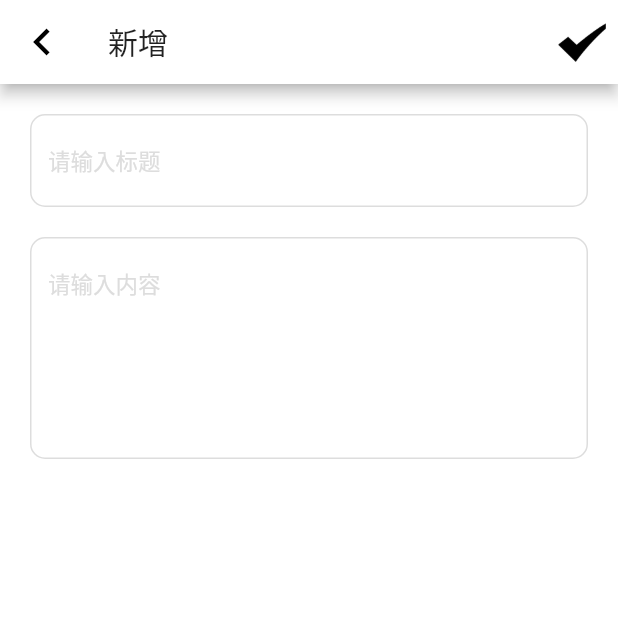
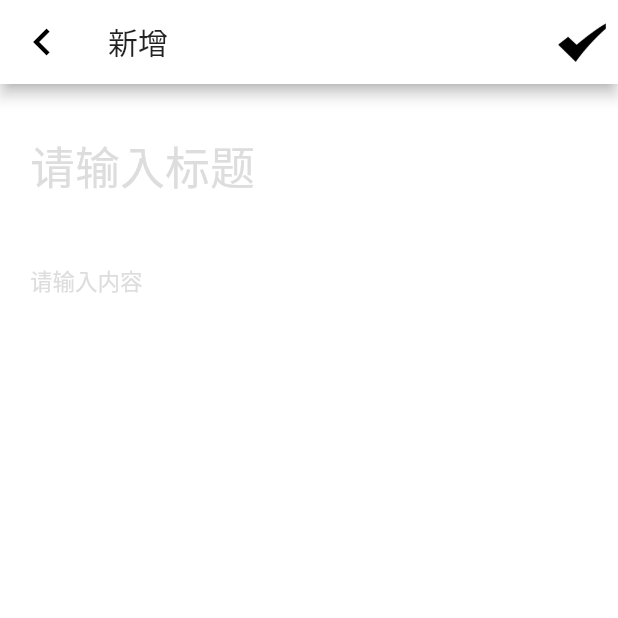
Before and after one commit to pushinl/Todo_Flutter, a Flutter app: the screen it shows after launch, item 3 of the bottom bar chosen, after a tap on the "add" icon, on a phone screen of 412 x 824 dp, the top half of it. Run offline on Flutter 3.47's test engine with Material 2 defaults, Android fonts, the phone set to English and light mode, and no system bars; our stand-ins replace sqflite, toast; missing offline and left inert: flutter_picker, r_calendar; accounts and stored records are empty.

Commit message:
[add] 自动化数据库（x

```diff
--- a/lib/pages/notepage/WriteNotePage.dart
+++ b/lib/pages/notepage/WriteNotePage.dart
@@ -78,7 +78,7 @@ class _WriteNotePageState extends State<WriteNotePage> {
               child: ListView(
                 children: [
                   TextField(
-                    style: TextStyle(fontSize: 15),
+                    style: TextStyle(fontSize: 30),
                     cursorColor: ColorUtils.color_black,
                     controller: title,
                     decoration: buildInputDecoration("请输入标题"),
@@ -110,13 +110,14 @@ class _WriteNotePageState extends State<WriteNotePage> {
 
   InputDecoration buildInputDecoration(text) {
     return InputDecoration(
-        enabledBorder: OutlineInputBorder(
-            borderSide: BorderSide(color: ColorUtils.color_grey_dd),
-            borderRadius: BorderRadius.all(Radius.circular(10))),
-        focusedBorder: OutlineInputBorder(
-            borderSide: BorderSide(color: ColorUtils.color_grey_dd),
-            borderRadius: BorderRadius.all(Radius.circular(10))),
+        // enabledBorder: OutlineInputBorder(
+        //     borderSide: BorderSide(color: ColorUtils.color_grey_dd),
+        //     borderRadius: BorderRadius.all(Radius.circular(10))),
+        // focusedBorder: OutlineInputBorder(
+        //     borderSide: BorderSide(color: ColorUtils.color_grey_dd),
+        //     borderRadius: BorderRadius.all(Radius.circular(10))),
         hintText: text,
+        border: InputBorder.none,
         hintStyle: TextStyle(color: ColorUtils.color_grey_dd));
   }
 
--- a/lib/pages/todopage/TodoPage1.dart
+++ b/lib/pages/todopage/TodoPage1.dart
@@ -333,6 +333,8 @@ class _Todo1PageState extends State<Todo1Page> {
     await todoSqliteHelper.open();
     TodoBeanEntity todoBeanEntity = new TodoBeanEntity();
     todoBeanEntity.content = todoContent.text;
+    todoBeanEntity.itemStatus = 0;
+    todoBeanEntity.itemImportance = 1;
     if(todoBeanEntity.content == ''){
       Toast.show("待办不能为空", context, gravity: Toast.CENTER);
       await todoSqliteHelper.close();
--- a/lib/pages/todopage/sqlite/TodoSqliteHelper.dart
+++ b/lib/pages/todopage/sqlite/TodoSqliteHelper.dart
@@ -22,7 +22,7 @@ class TodoSqliteHelper {
         onCreate: (Database db, int version) async {
           await db.execute(
               "create table IF NOT EXISTS $tableTodo($columnId INTEGER PRIMARY KEY AUTOINCREMENT " +
-                  ",$columnContent TEXT,$columnDateTime DATETIME,$columnStatus TEXT,$columnType TEXT)");
+                  ",$columnContent TEXT,$columnDateTime DATETIME,$columnStatus TEXT,$columnType TEXT, $columnImportance TEXT, $columnLabels TEXT)");
         });
   }
 
```
Also changed, not shown: lib/bean/todo_bean_entity.dart (+7 -9 lines), lib/generated/json/base/json_convert_content.dart, lib/generated/json/note_bean_entity_helper.dart, lib/generated/json/todo_bean_entity_helper.dart (added). Lines whose indentation alone changed are shown as unchanged.
